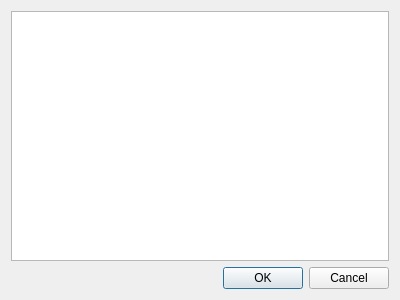
Before: the Qt Designer form juicer/src/qajshareselectiondialogbase.ui in applejuicenetz/gui-juicer, drawn with Qt 5.
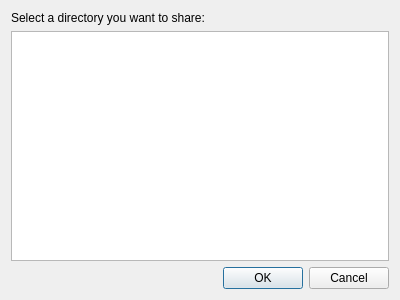
After: the same form once the commit is applied.

Commit message: added part list dock widget (incomplete)

The edit to the form file:
```diff
--- a/juicer/src/qajshareselectiondialogbase.ui
+++ b/juicer/src/qajshareselectiondialogbase.ui
@@ -13,6 +13,13 @@
    <string>Dialog</string>
   </property>
   <layout class="QVBoxLayout" name="verticalLayout" >
+   <item>
+    <widget class="QLabel" name="label" >
+     <property name="text" >
+      <string>Select a directory you want to share:</string>
+     </property>
+    </widget>
+   </item>
    <item>
     <widget class="QTreeWidget" name="treeWidget" >
      <property name="sortingEnabled" >
```
The commit also changes 5 other files.
